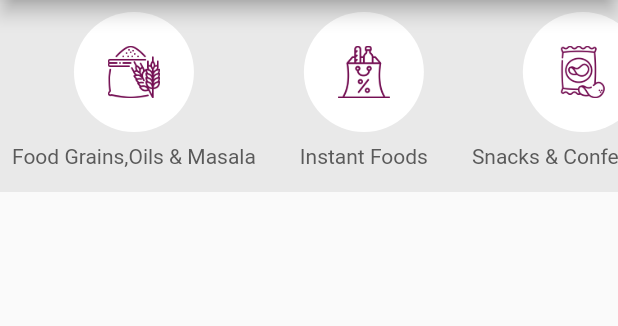
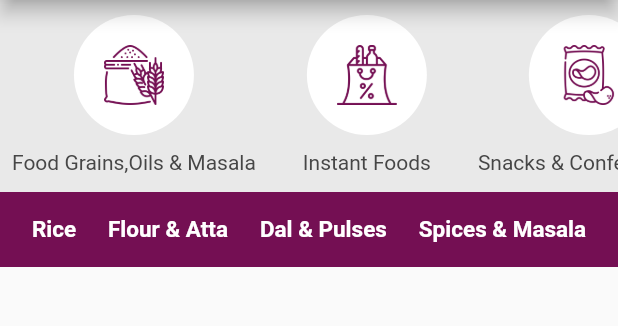
Before and after one commit to sanika2001/family-supermarket, a Flutter app: the screen it shows after launch, on a phone screen of 412 x 824 dp, the part 84-410 px from its top. Run offline on Flutter 3.47's test engine with Material 2 defaults, Android fonts, the phone set to English and light mode, and no system bars; our stand-ins replace cached_network_image, font_awesome_flutter, google_maps_flutter.

Commit message:
homeScreen.dart

```diff
--- a/lib/components/componentsCard.dart
+++ b/lib/components/componentsCard.dart
@@ -12,7 +12,7 @@ class ComponentsCard extends StatelessWidget {
     return Column(
       children: <Widget>[
         Padding(
-          padding: const EdgeInsets.all(8.0),
+          padding: const EdgeInsets.all(10.0),
           child: Expanded(
             child: FlatButton(
               child: CircleAvatar(
@@ -20,8 +20,8 @@ class ComponentsCard extends StatelessWidget {
                 backgroundColor: Colors.white,
                 child: Image(
                   image: AssetImage(components.image),
-                  height: 35,
-                  width: 35,
+                  height: 40,
+                  width: 40,
                   color: Color(0xFF740F53),
                 ),
               ),
@@ -34,7 +34,7 @@ class ComponentsCard extends StatelessWidget {
             child: Text(
               components.name,
               style: TextStyle(
-                color: Color(0xFF5A5A5A),
+                color: Color(0xFF464646),
               ),
             ),
           ),
--- a/lib/repository/components.dart
+++ b/lib/repository/components.dart
@@ -4,5 +4,9 @@ List<Components> componentsList = [
   Components("images/wheat.png", "Food Grains,Oils & Masala"),
   Components("images/instant.png", "Instant Foods"),
   Components("images/snacks.png", "Snacks & Confectionary"),
-  Components("images/cleaning.png", "Household Cleaning")
+  Components("images/tea.png", "Beverages"),
+  Components("images/cleaning.png", "Household Cleaning"),
+  Components("images/cream.png", "Beauty & Personal Care"),
+  Components("images/baby.png", "Baby Food & Care"),
+  Components("images/stationary.png", "Stationary"),
 ];
--- a/lib/screens/homeScreen.dart
+++ b/lib/screens/homeScreen.dart
@@ -11,11 +11,10 @@ class homeScreen extends StatefulWidget {
 }
 
 class _homeScreenState extends State<homeScreen> {
-
   final ComponentsBloc _componentsBloc = ComponentsBloc();
 
   @override
-  void dispose(){
+  void dispose() {
     _componentsBloc.dispose();
   }
 
@@ -72,6 +71,61 @@ class _homeScreenState extends State<homeScreen> {
                           );
                   }),
             ),
+            Container(
+              color: Color(0xFF740F53),
+              child: Padding(
+                padding: const EdgeInsets.all(8.0),
+                child: Row(
+                  mainAxisAlignment: MainAxisAlignment.spaceEvenly,
+                  children: <Widget>[
+                    Padding(
+                      padding: const EdgeInsets.all(8.0),
+                      child: Text(
+                        "Rice",
+                        style: TextStyle(
+                          fontSize: 15,
+                          color: Colors.white,
+                          fontWeight: FontWeight.bold,
+                        ),
+                      ),
+                    ),
+                    Padding(
+                      padding: const EdgeInsets.all(8.0),
+                      child: Text(
+                        "Flour & Atta",
+                        style: TextStyle(
+                          fontSize: 15,
+                          color: Colors.white,
+                          fontWeight: FontWeight.bold,
+                        ),
+                      ),
+                    ),
+                    Padding(
+                      padding: const EdgeInsets.all(8.0),
+                      child: Text(
+                        "Dal & Pulses",
+                        style: TextStyle(
+                          fontSize: 15,
+                          color: Colors.white,
+                          fontWeight: FontWeight.bold,
+                        ),
+                      ),
+                    ),
+                    Padding(
+                      padding: const EdgeInsets.all(8.0),
+                      child: Text(
+                        "Spices & Masala",
+                        style: TextStyle(
+                          fontSize: 15,
+                          color: Colors.white,
+                          fontWeight: FontWeight.bold,
+                        ),
+                      ),
+                    ),
+                  ],
+                ),
+              ),
+            ),
           ],
         ),
       ),
```
Also changed, not shown: images/baby.png (added), images/cream.png (added), images/stationary.png (added), images/tea.png (added). Lines whose indentation alone changed are shown as unchanged.
